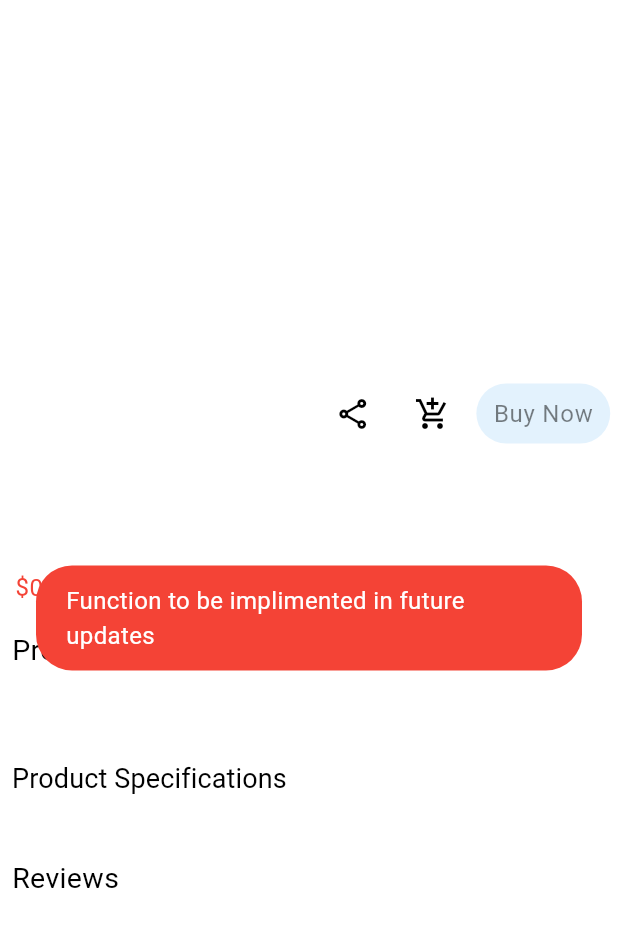
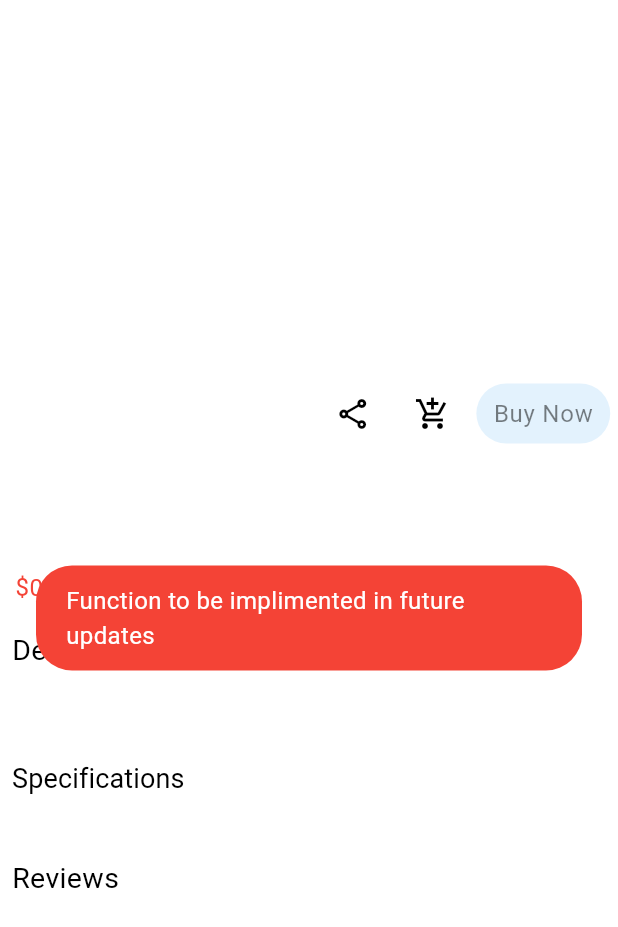
Before and after one commit to Nyi-NyiSoe/technical-test, a Flutter app: the ProductDetailLarge widget shown alone on an empty page, opened directly with empty values, after a tap on "Buy Now", on a phone screen of 412 x 824 dp. Shown: the top 927 px of the screen. Run offline on Flutter 3.47's test engine with Material 3 defaults, Android fonts, the phone set to English and light mode, and no system bars; drawn by our look-alikes of carousel_slider; our stand-ins replace flutter_riverpod, fluttertoast, riverpod, shimmer; generated files the repository leaves out were written again; network calls fail; Roboto replaces fonts that are missing (MateSC).

Commit message:
fix/minor fixes, feat/card page modified

```diff
--- a/lib/main.dart
+++ b/lib/main.dart
@@ -12,7 +12,7 @@ void main() {
 class MyApp extends StatelessWidget {
   const MyApp({super.key});
 
-  // This widget is the root of your application.
+
   @override
   Widget build(BuildContext context) {
     return  Consumer(builder: (context, ref, child) {
@@ -21,7 +21,7 @@ class MyApp extends StatelessWidget {
       return MaterialApp(
         theme: theme,
         debugShowCheckedModeBanner: false,
-        title: 'Flutter Demo',
+
         locale: Locale(language),
         localizationsDelegates: const [
           AppLocalizations.delegate,
--- a/lib/widgets/handleItemButton.dart
+++ b/lib/widgets/handleItemButton.dart
@@ -1,8 +1,9 @@
 import 'package:flutter/material.dart';
+import 'package:flutter_gen/gen_l10n/app_localizations.dart';
 import 'package:flutter_riverpod/flutter_riverpod.dart';
 import 'package:technicaltest/models/Product.dart';
+import 'package:technicaltest/utils/cart_provider.dart';
 import 'package:technicaltest/utils/custom_toast.dart';
-import 'package:technicaltest/widgets/cart_provider.dart';
 
 class HandleItemButton extends StatelessWidget {
   const HandleItemButton({
@@ -20,8 +21,7 @@ class HandleItemButton extends StatelessWidget {
         children: [
           IconButton(
             onPressed: () {
-              showToast(
-                  "Function to be implimented in future updates", Colors.red);
+              showToast(AppLocalizations.of(context)!.toastmsg, Colors.red);
             },
             icon: const Icon(Icons.share_outlined),
           ),
@@ -32,11 +32,11 @@ class HandleItemButton extends StatelessWidget {
                   builder: (context) {
                     return AlertDialog(
                       title: Text(
-                        'Add to Cart',
+                        AppLocalizations.of(context)!.addtocart,
                         style: Theme.of(context).textTheme.titleMedium,
                       ),
                       content: Text(
-                        'Do you want to add to cart?',
+                        AppLocalizations.of(context)!.addConfirm,
                         style: Theme.of(context).textTheme.labelMedium,
                       ),
                       actions: [
@@ -57,7 +57,9 @@ class HandleItemButton extends StatelessWidget {
                                       ref
                                           .read(cartProvider.notifier)
                                           .addToCart(product);
-                                      showToast('Successfully added to cart!',
+                                      showToast(
+                                          AppLocalizations.of(context)!
+                                              .addConfirmed,
                                           Colors.green);
                                       Navigator.pop(context);
                                     },
@@ -74,11 +76,10 @@ class HandleItemButton extends StatelessWidget {
             style: TextButton.styleFrom(
                 backgroundColor: Theme.of(context).secondaryHeaderColor),
             onPressed: () {
-              showToast(
-                  "Function to be implimented in future updates", Colors.red);
+              showToast(AppLocalizations.of(context)!.toastmsg, Colors.red);
             },
-            child:
-                Text('Buy Now', style: Theme.of(context).textTheme.labelMedium),
+            child: Text(AppLocalizations.of(context)!.buyNow,
+                style: Theme.of(context).textTheme.labelMedium),
           )
         ],
       );
--- a/lib/widgets/product_detail_large.dart
+++ b/lib/widgets/product_detail_large.dart
@@ -1,9 +1,9 @@
 import 'package:flutter/material.dart';
+import 'package:flutter_gen/gen_l10n/app_localizations.dart';
 import 'package:technicaltest/models/Product.dart';
 import 'package:technicaltest/widgets/custom_carousel.dart';
 import 'package:technicaltest/widgets/handleItemButton.dart';
 import 'package:technicaltest/widgets/review_widget.dart';
-
 class ProductDetailLarge extends StatelessWidget {
   const ProductDetailLarge(
       {super.key, required this.product, required this.productDetailsCards});
@@ -41,7 +41,7 @@ class ProductDetailLarge extends StatelessWidget {
               children: [
                 Padding(
                   padding: const EdgeInsets.all(8.0),
-                  child: Text('Product Description'),
+                  child: Text(AppLocalizations.of(context)!.description),
                 ),
                 Padding(
                   padding: const EdgeInsets.all(8.0),
@@ -51,7 +51,7 @@ class ProductDetailLarge extends StatelessWidget {
             ),
             Padding(
               padding: const EdgeInsets.all(8.0),
-              child: Text('Product Specifications',
+              child: Text(AppLocalizations.of(context)!.specifications,
                   style: Theme.of(context)
                       .textTheme
                       .labelLarge!
@@ -70,7 +70,7 @@ class ProductDetailLarge extends StatelessWidget {
             ),
             Padding(
               padding: const EdgeInsets.all(8.0),
-              child: Text('Reviews'),
+              child: Text(AppLocalizations.of(context)!.reviews),
             ),
             Column(
               children: product.reviews!
```
Also changed, not shown: lib/screens/cartpage.dart (+81 -6 lines), lib/utils/cart_provider.dart (renamed from lib/widgets/cart_provider.dart, +11 -7 lines), lib/widgets/change_theme.dart (+2 -5 lines), lib/widgets/product_detail_small.dart (+11 -9 lines).
